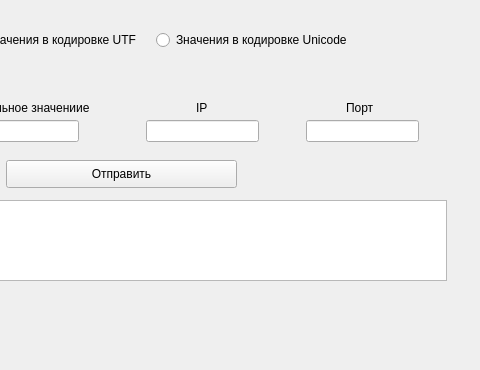
This is mainwindow.ui in Repoman4uk/TcpClient as Qt 5 draws it before an edit; both pictures show x 214 to 694 and y 0 to 370 of the 694 by 370 pixel window. The edited form follows.
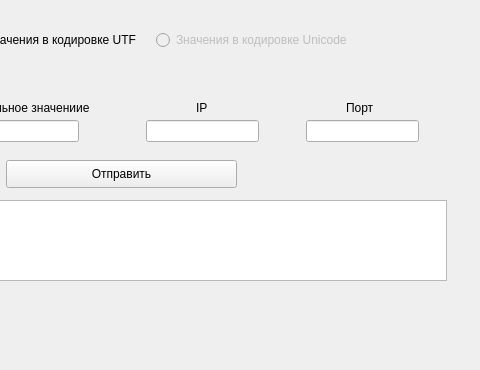
This is the edited form.

Commit message: оставил передачу UTF и Int значений

Patch:
```diff
--- a/mainwindow.ui
+++ b/mainwindow.ui
@@ -156,6 +156,9 @@
     </property>
    </widget>
    <widget class="QRadioButton" name="radioUni">
+    <property name="enabled">
+     <bool>false</bool>
+    </property>
     <property name="geometry">
      <rect>
       <x>370</x>
```
The commit also changes 2 other files.
